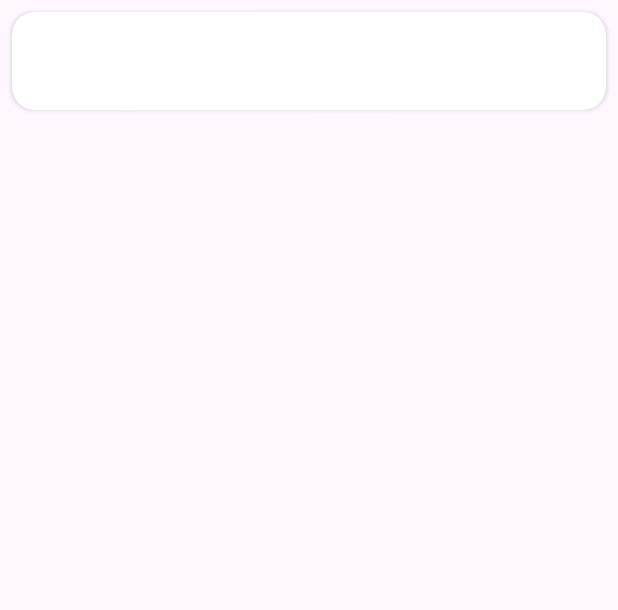
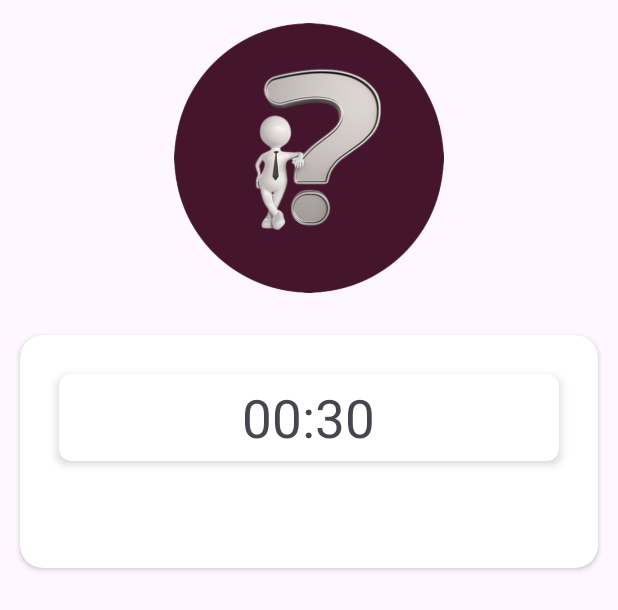
Before and after one commit to PAULOVINICIUSRAMOS/project_dynamox, an Android app: the layout activity_screen_questions.xml on its own in the app's theme, with its tools: preview values and no code run, on a phone screen of 412 x 824 dp. Shown: the top 610 px of the screen. Run offline under Robolectric (Android 15) with nearby library versions, the phone set to English and light mode, and no system bars; Roboto replaces fonts that are not available here.

Commit message:
Adjustments in the question screen, creation of animation for the question screen, timer development.

```diff
--- /dev/null
+++ b/app/src/main/res/animator/rotate_animation.xml
@@ -0,0 +1,8 @@
+<objectAnimator
+    xmlns:android="http://schemas.android.com/apk/res/android"
+    android:propertyName="rotationY"
+    android:valueFrom="0"
+    android:valueTo="360"
+    android:duration="1500"
+    android:interpolator="@android:interpolator/accelerate_decelerate"
+    android:repeatCount="infinite" />
--- a/app/src/main/res/layout/activity_screen_questions.xml
+++ b/app/src/main/res/layout/activity_screen_questions.xml
@@ -1,12 +1,32 @@
-<?xml version="1.0" encoding="utf-8"?>
+<LinearLayout
+    xmlns:android="http://schemas.android.com/apk/res/android"
+    android:layout_width="match_parent"
+    android:layout_height="wrap_content"
+    android:padding="5dp"
+    android:orientation="vertical">
+
+    <LinearLayout
+        android:layout_width="match_parent"
+        android:layout_height="wrap_content">
+
+        <ImageView
+            android:id="@+id/image_screen"
+            android:layout_width="match_parent"
+            android:layout_height="200dp"
+            android:padding="10dp"
+            android:layout_marginBottom="10dp"
+            android:src="@drawable/icon_questions"/>
+
+    </LinearLayout>
+
     <androidx.cardview.widget.CardView
+        xmlns:android="http://schemas.android.com/apk/res/android"
+        xmlns:app="http://schemas.android.com/apk/res-auto"
+        android:layout_width="match_parent"
         android:layout_height="wrap_content"
         android:layout_margin="8dp"
-    android:layout_width="match_parent"
-    app:cardCornerRadius="15dp"
         android:backgroundTint="@color/white"
-    xmlns:app="http://schemas.android.com/apk/res-auto"
-    xmlns:android="http://schemas.android.com/apk/res/android">
+        app:cardCornerRadius="15dp">
 
         <LinearLayout
             android:layout_width="match_parent"
@@ -14,6 +34,10 @@
             android:gravity="center"
             android:orientation="vertical"
             android:padding="10dp">
+
+            <include
+                android:id="@+id/cronometer"
+                layout="@layout/card_cronometro" />
 
             <TextView
                 android:id="@+id/txt_question"
@@ -30,3 +54,5 @@
 
         </LinearLayout>
     </androidx.cardview.widget.CardView>
+
+</LinearLayout>
--- a/app/src/main/res/layout/activity_splash.xml
+++ b/app/src/main/res/layout/activity_splash.xml
@@ -9,7 +9,7 @@
         android:layout_width="150dp"
         android:layout_height="150dp"
         android:layout_centerInParent="true"
-        android:src="@drawable/ic_icon_splash_screen" />
+        android:src="@drawable/icon_questions" />
 
     <ProgressBar
         android:id="@+id/progressBar"
--- /dev/null
+++ b/app/src/main/res/layout/card_cronometro.xml
@@ -0,0 +1,20 @@
+<androidx.cardview.widget.CardView android:id="@+id/cardView"
+    android:layout_width="match_parent"
+    android:layout_height="wrap_content"
+    android:layout_margin="16dp"
+    app:cardCornerRadius="8dp"
+    app:cardElevation="4dp"
+    android:layout_marginBottom="5dp"
+    xmlns:android="http://schemas.android.com/apk/res/android"
+    xmlns:app="http://schemas.android.com/apk/res-auto">
+
+    <TextView
+        android:id="@+id/tvTimer"
+        android:layout_width="wrap_content"
+        android:layout_height="wrap_content"
+        android:text="00:30"
+        android:padding="5dp"
+        android:textSize="35sp"
+        android:layout_gravity="center"/>
+
+</androidx.cardview.widget.CardView>
--- a/app/src/main/res/values/strings.xml
+++ b/app/src/main/res/values/strings.xml
@@ -1,12 +1,5 @@
 <resources>
     <string name="app_name">dynamox</string>
-    <string name="explanation_text">
+    <string name="timer_format">%02d</string>
 
-        2. Você será apresentado a uma série de perguntas.
-        3. Escolha a resposta correta entre as opções fornecidas.
-        4. Cada pergunta tem um limite de tempo para responder.
-        5. Responda o máximo de perguntas corretamente no menor tempo possível.
-        6. Cada resposta correta ganha pontos para sua pontuação geral.
-        7. No final do quiz, você verá sua pontuação e seu desempenho.
-    </string>
 </resources>
```
Also changed, not shown: app/src/main/res/drawable/icon_questions.png (renamed from app/src/main/res/drawable/ic_icon_splash_screen.png). Lines whose indentation alone changed are shown as unchanged.
